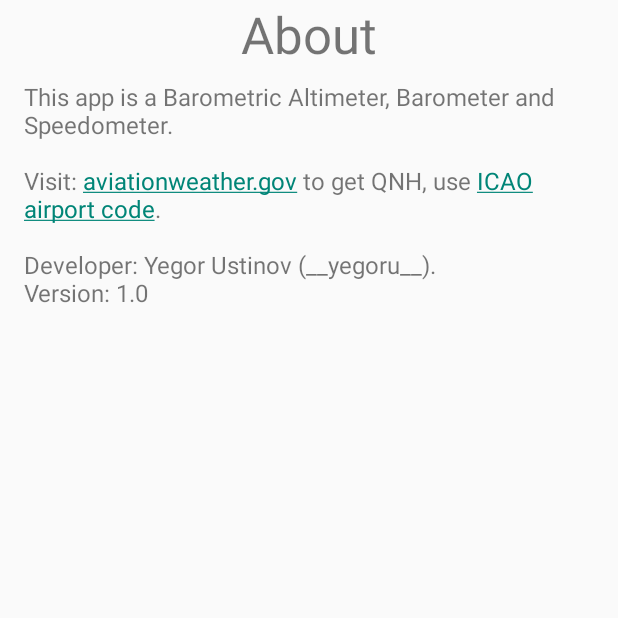
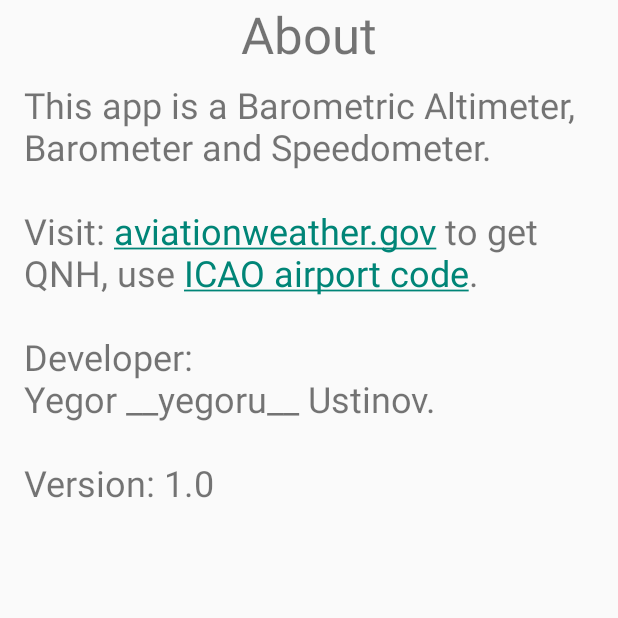
Before and after one commit to YegorUstinov/Barometer, an Android app: the screen it shows after launch (About), after a tap on "ABOUT", on a phone screen of 412 x 824 dp, the top half of it. Run offline under Robolectric (Android 15) with nearby library versions, the phone set to English and light mode, and no system bars.

Commit message:
fix bags

```diff
--- a/app/src/main/AndroidManifest.xml
+++ b/app/src/main/AndroidManifest.xml
@@ -7,7 +7,6 @@
 
     <uses-permission android:name="android.permission.ACCESS_COARSE_LOCATION" />
     <uses-permission android:name="android.permission.ACCESS_FINE_LOCATION" />
-    <uses-permission android:name="android.permission.VIBRATE" />
     <uses-permission android:name="android.permission.VIBRATE" />
 
     <application
--- a/app/src/main/java/com/lucifer/hackerman/barometer/GPS_Data.java
+++ b/app/src/main/java/com/lucifer/hackerman/barometer/GPS_Data.java
@@ -33,7 +33,7 @@ public class GPS_Data extends AppCompatActivity {
         speedChoice = intent.getIntExtra("Speed", 1);
 
         LocationManager locationManager = (LocationManager) getSystemService(Context.LOCATION_SERVICE);
-        if (ActivityCompat.checkSelfPermission(this, Manifest.permission.ACCESS_FINE_LOCATION) != PackageManager.PERMISSION_GRANTED && ActivityCompat.checkSelfPermission(this, Manifest.permission.ACCESS_COARSE_LOCATION) != PackageManager.PERMISSION_GRANTED) {
+        if (ActivityCompat.checkSelfPermission(this, Manifest.permission.ACCESS_FINE_LOCATION) != PackageManager.PERMISSION_GRANTED) {
             ActivityCompat.requestPermissions(this, new String[]{Manifest.permission.ACCESS_FINE_LOCATION}, 1);
             return;
         }
@@ -66,7 +66,7 @@ public class GPS_Data extends AppCompatActivity {
     };
 
     DecimalFormat decimalFormat = new DecimalFormat("###.#");
-    DecimalFormat df_coordinates = new DecimalFormat("##.########°");
+    DecimalFormat df_coordinates = new DecimalFormat("###.000000°");
     DecimalFormat machFormat = new DecimalFormat(".000");
     DecimalFormat feetFormat = new DecimalFormat("######");
 
@@ -140,7 +140,7 @@ public class GPS_Data extends AppCompatActivity {
                     "E " + df_coordinates.format(longitude) + "\n" +
                     "Accuracy: " + accuracyStr + measureUnitAltitude + "\n\n" +
                     "Bearing: " + decimalFormat.format(bearing) + "°\n" +
-                    "Bearing Accuracy: " + bearingAccuracy + "°\n\n" +
+                    "Bearing Accuracy: " + decimalFormat.format(bearingAccuracy) + "°\n\n" +
                     "Altitude: " + altitudeStr + measureUnitAltitude + "\n" +
                     "Altitude Accuracy: " + altitudeAccuracyStr + measureUnitAltitude + "\n\n" +
                     "Speed: " + speedStr + measureUnitSpeed + "\n" +
--- a/app/src/main/java/com/lucifer/hackerman/barometer/MainActivity.java
+++ b/app/src/main/java/com/lucifer/hackerman/barometer/MainActivity.java
@@ -66,7 +66,6 @@ public class MainActivity extends AppCompatActivity {
         sensorManager = (SensorManager) getSystemService(Context.SENSOR_SERVICE);
         pressure = sensorManager.getDefaultSensor(Sensor.TYPE_PRESSURE);
         mBars = (TextView) findViewById(R.id.currentPressureTV);
-        //editBarometerCalibration = (TextView) findViewById(R.id.barometerCalibration);
         setQNH = (TextView) findViewById(R.id.setQNH);
         loadEditTextsState();
 
@@ -74,7 +73,7 @@ public class MainActivity extends AppCompatActivity {
         LocationManager locationManager = (LocationManager) getSystemService(Context.LOCATION_SERVICE);
 
         // permission request
-        if (ActivityCompat.checkSelfPermission(this, Manifest.permission.ACCESS_FINE_LOCATION) != PackageManager.PERMISSION_GRANTED && ActivityCompat.checkSelfPermission(this, Manifest.permission.ACCESS_COARSE_LOCATION) != PackageManager.PERMISSION_GRANTED) {
+        if (ActivityCompat.checkSelfPermission(this, Manifest.permission.ACCESS_FINE_LOCATION) != PackageManager.PERMISSION_GRANTED) {
             ActivityCompat.requestPermissions(this, new String[]{Manifest.permission.ACCESS_FINE_LOCATION}, 1);
             return;
         }
--- a/app/src/main/res/layout/activity_about.xml
+++ b/app/src/main/res/layout/activity_about.xml
@@ -42,7 +42,7 @@
                 android:layout_marginEnd="8dp"
                 android:text="@string/about_text"
                 android:textAlignment="viewStart"
-                android:textSize="16sp" />
+                android:textSize="24sp" />
         </LinearLayout>
     </ScrollView>
 </androidx.constraintlayout.widget.ConstraintLayout>
--- a/app/src/main/res/values/strings.xml
+++ b/app/src/main/res/values/strings.xml
@@ -49,6 +49,6 @@
     <string name="Settings">Settings</string>
     <string name="GPS_Data">GPS Data</string>
     <string name="about">About</string>
-    <string name="about_text">This app is a Barometric Altimeter, Barometer and Speedometer.\n\nVisit: <a href="https://aviationweather.gov/metar/data">aviationweather.gov</a> to get QNH, use <a href="https://en.wikipedia.org/wiki/ICAO_airport_code">ICAO airport code</a>.\n\nDeveloper: Yegor Ustinov (__yegoru__).\nVersion: 1.0</string>
+    <string name="about_text">This app is a Barometric Altimeter, Barometer and Speedometer.\n\nVisit: <a href="https://aviationweather.gov/metar/data">aviationweather.gov</a> to get QNH, use <a href="https://en.wikipedia.org/wiki/ICAO_airport_code">ICAO airport code</a>.\n\nDeveloper:\nYegor __yegoru__ Ustinov.\n\nVersion: 1.0</string>
 
 </resources>
```
Also changed, not shown: app/src/main/res/layout-land/activity_main.xml (+0 -8 lines), app/src/main/res/layout/activity_barometer_setting.xml (+7 -4 lines).
